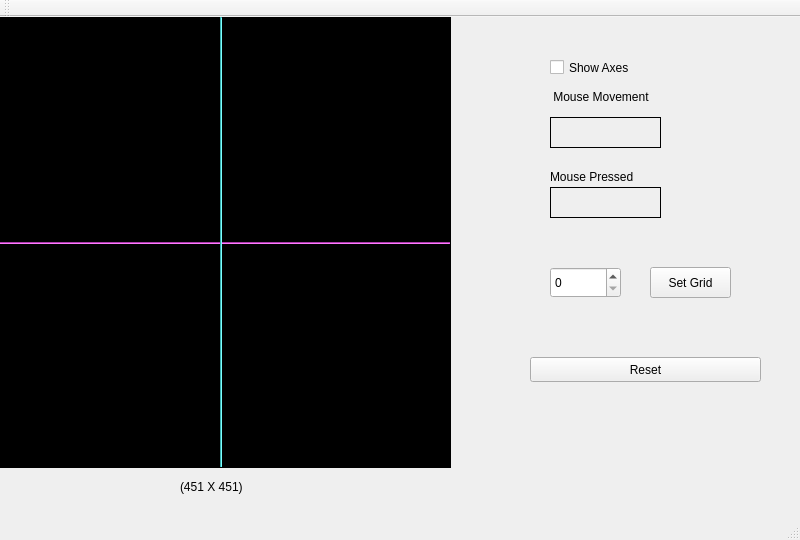
Before: the Qt Designer form BCSE3_Graphics_Assignment/mainwindow.ui in debargham14/BCSE_Graphics_Assignment, drawn with Qt 5.
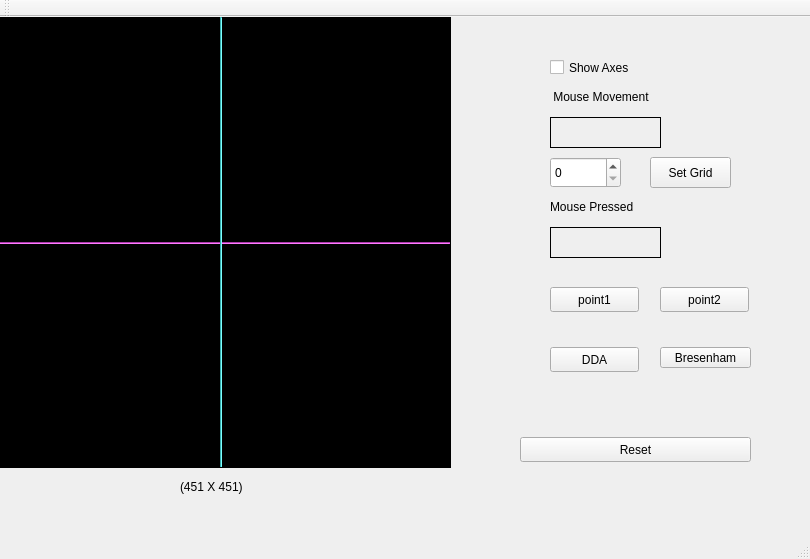
After: the same form once the commit is applied. Custom widgets are drawn as their Qt base class.

Commit message: Line Drawing using bresenham and DDA implemented

Diff of the .ui file:
```diff
--- a/BCSE3_Graphics_Assignment/mainwindow.ui
+++ b/BCSE3_Graphics_Assignment/mainwindow.ui
@@ -6,8 +6,8 @@
    <rect>
     <x>0</x>
     <y>0</y>
-    <width>800</width>
-    <height>540</height>
+    <width>810</width>
+    <height>559</height>
    </rect>
   </property>
   <property name="windowTitle">
@@ -69,7 +69,7 @@
     <property name="geometry">
      <rect>
       <x>550</x>
-      <y>170</y>
+      <y>210</y>
       <width>111</width>
       <height>31</height>
      </rect>
@@ -85,7 +85,7 @@
     <property name="geometry">
      <rect>
       <x>550</x>
-      <y>150</y>
+      <y>180</y>
       <width>121</width>
       <height>20</height>
      </rect>
@@ -157,7 +157,7 @@
     <property name="geometry">
      <rect>
       <x>650</x>
-      <y>250</y>
+      <y>140</y>
       <width>81</width>
       <height>31</height>
      </rect>
@@ -170,7 +170,7 @@
     <property name="geometry">
      <rect>
       <x>550</x>
-      <y>250</y>
+      <y>140</y>
       <width>71</width>
       <height>31</height>
      </rect>
@@ -179,8 +179,8 @@
    <widget class="QPushButton" name="resetButton">
     <property name="geometry">
      <rect>
-      <x>530</x>
-      <y>340</y>
+      <x>520</x>
+      <y>420</y>
       <width>231</width>
       <height>25</height>
      </rect>
@@ -189,6 +189,58 @@
      <string>Reset</string>
     </property>
    </widget>
+   <widget class="QPushButton" name="setpoint1">
+    <property name="geometry">
+     <rect>
+      <x>550</x>
+      <y>270</y>
+      <width>89</width>
+      <height>25</height>
+     </rect>
+    </property>
+    <property name="text">
+     <string>point1</string>
+    </property>
+   </widget>
+   <widget class="QPushButton" name="setpoint2">
+    <property name="geometry">
+     <rect>
+      <x>660</x>
+      <y>270</y>
+      <width>89</width>
+      <height>25</height>
+     </rect>
+    </property>
+    <property name="text">
+     <string>point2</string>
+    </property>
+   </widget>
+   <widget class="QPushButton" name="DDAline">
+    <property name="geometry">
+     <rect>
+      <x>550</x>
+      <y>330</y>
+      <width>89</width>
+      <height>25</height>
+     </rect>
+    </property>
+    <property name="text">
+     <string>DDA</string>
+    </property>
+   </widget>
+   <widget class="QPushButton" name="bresenhamLine">
+    <property name="geometry">
+     <rect>
+      <x>660</x>
+      <y>330</y>
+      <width>91</width>
+      <height>21</height>
+     </rect>
+    </property>
+    <property name="text">
+     <string>Bresenham</string>
+    </property>
+   </widget>
   </widget>
   <widget class="QMenuBar" name="menuBar">
    <property name="geometry">
```
Left out of the diff: 2 changed lines with no effect on the pictures. The commit also changes 2 other files.
